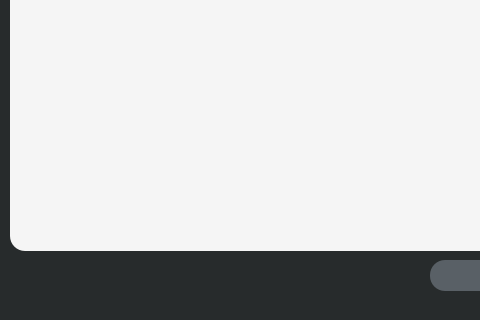
Before: the Qt Designer form mainwindow.ui in andresR8/ArdusubFrameGenerator, drawn with Qt 5; both pictures show x 0 to 480 and y 160 to 480 of the 640 by 480 pixel window.
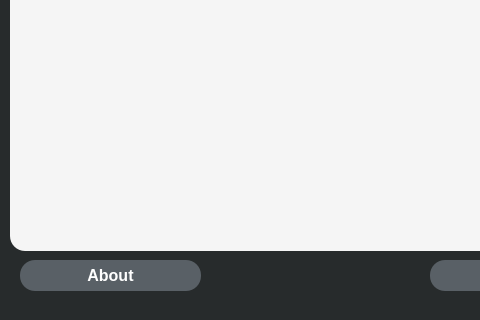
After: the same form once the commit is applied. Icons and pictures are not drawn.

What changed in the file:
```diff
--- a/mainwindow.ui
+++ b/mainwindow.ui
@@ -165,10 +165,32 @@
      <enum>QListView::Free</enum>
     </property>
    </widget>
+   <widget class="QPushButton" name="btnAbout">
+    <property name="geometry">
+     <rect>
+      <x>20</x>
+      <y>420</y>
+      <width>181</width>
+      <height>31</height>
+     </rect>
+    </property>
+    <property name="styleSheet">
+     <string notr="true">border: 30px; border-radius:15px;
+background-color: rgb(89, 96, 102);
+font-size: 12pt;
+font-weight: bold;
+color: rgb(255, 255, 255);
+</string>
+    </property>
+    <property name="text">
+     <string>About</string>
+    </property>
+   </widget>
    <zorder>label_background</zorder>
    <zorder>frame</zorder>
    <zorder>btnGenerate</zorder>
    <zorder>motors_list</zorder>
+   <zorder>btnAbout</zorder>
   </widget>
   <widget class="QStatusBar" name="statusBar"/>
  </widget>
```
